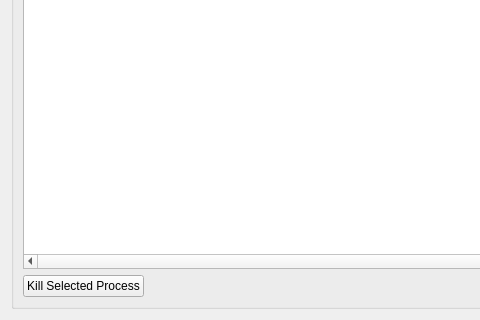
Above: src-qt5/gui_client/pages/page_taskmanager.ui from trueos/sysadm-ui-qt before the change; both pictures show x 0 to 480 and y 218 to 538 of the 838 by 538 pixel window. Below: the same form after it.
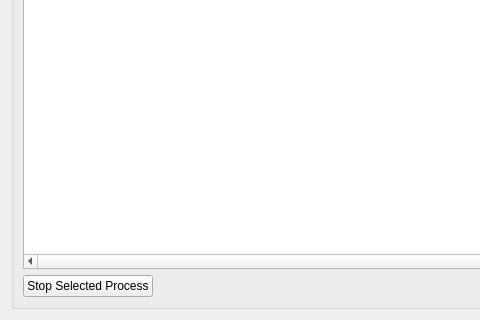
That is the form after the change. Icons and pictures are not drawn.

Commit message: make status/tool tips uniform for taskmanager page

```diff
--- a/src-qt5/gui_client/pages/page_taskmanager.ui
+++ b/src-qt5/gui_client/pages/page_taskmanager.ui
@@ -95,7 +95,7 @@
         <item>
          <widget class="QPushButton" name="push_kill">
           <property name="text">
-           <string>Kill Selected Process</string>
+           <string>Stop Selected Process</string>
           </property>
           <property name="icon">
            <iconset resource="../../icons/icons.qrc">
```
Left out of the diff: 6 changed lines with no effect on the pictures.
